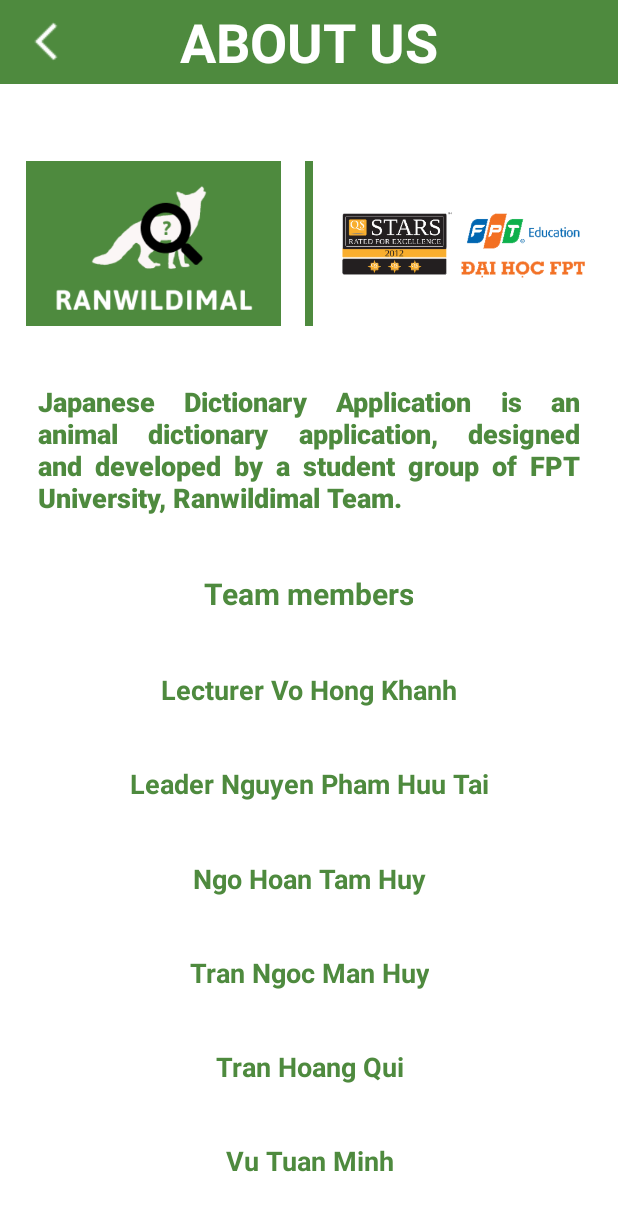
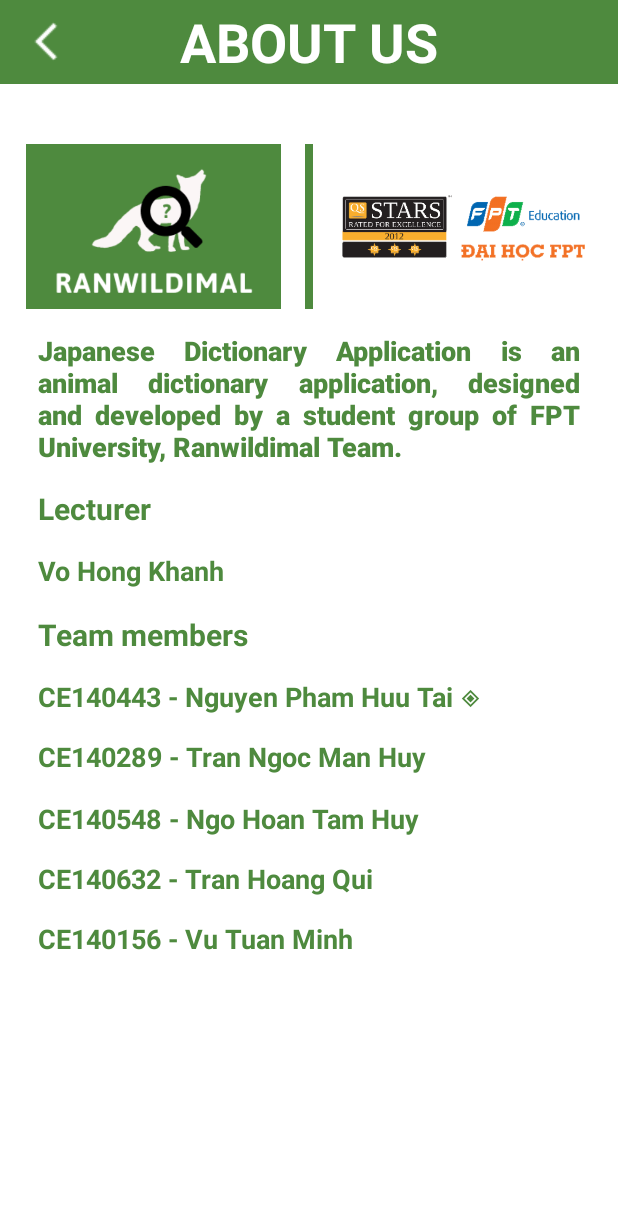
Before and after one commit to vutuanminh81/Ranwildimal, an Android app: the AbouUsActivity screen opened directly, with no data from a screen before it, on a phone screen of 412 x 824 dp. Shown: the top 1211 px of the screen. Run offline under Robolectric (Android 15) with nearby library versions, the phone set to English and light mode, and no system bars.

Commit message:
Update About, Report

```diff
--- a/app/src/main/res/layout/activity_about_us.xml
+++ b/app/src/main/res/layout/activity_about_us.xml
@@ -100,24 +100,40 @@
         android:textStyle="bold"
         app:layout_constraintBottom_toTopOf="@+id/view57"
         app:layout_constraintEnd_toEndOf="parent"
-        app:layout_constraintHorizontal_bias="0.491"
         app:layout_constraintStart_toStartOf="parent"
         app:layout_constraintTop_toBottomOf="@+id/view56" />
 
     <TextView
         android:id="@+id/textView7"
-        android:layout_width="wrap_content"
+        android:layout_width="match_parent"
         android:layout_height="wrap_content"
-        android:gravity="center"
+        android:gravity="start"
+        android:justificationMode="inter_word"
+        android:text="@string/lecturer"
+        android:textColor="@color/main_color"
+        android:textSize="@dimen/textsize_20"
+        android:textStyle="bold"
+        android:paddingLeft="25dp"
+        app:layout_constraintBottom_toTopOf="@+id/view58"
+        app:layout_constraintEnd_toEndOf="parent"
+        app:layout_constraintStart_toStartOf="parent"
+        app:layout_constraintTop_toBottomOf="@+id/view57" />
+
+    <TextView
+        android:id="@+id/textView22"
+        android:layout_width="match_parent"
+        android:layout_height="wrap_content"
+        android:gravity="start"
+        android:justificationMode="inter_word"
         android:text="@string/memebers"
         android:textColor="@color/main_color"
         android:textSize="@dimen/textsize_20"
         android:textStyle="bold"
-        app:layout_constraintBottom_toTopOf="@+id/view58"
+        android:paddingLeft="25dp"
+        app:layout_constraintBottom_toTopOf="@+id/view52"
         app:layout_constraintEnd_toEndOf="parent"
-        app:layout_constraintHorizontal_bias="0.498"
         app:layout_constraintStart_toStartOf="parent"
-        app:layout_constraintTop_toBottomOf="@+id/view57" />
+        app:layout_constraintTop_toBottomOf="@+id/view59" />
 
     <View
         android:id="@+id/view58"
@@ -125,18 +141,22 @@
         android:layout_height="15dp"
         app:layout_constraintBottom_toTopOf="@+id/textView8"
         app:layout_constraintEnd_toEndOf="parent"
+        app:layout_constraintHorizontal_bias="0.0"
         app:layout_constraintStart_toStartOf="parent"
         app:layout_constraintTop_toBottomOf="@+id/textView7" />
 
     <TextView
         android:id="@+id/textView8"
-        android:layout_width="wrap_content"
+        android:layout_width="match_parent"
         android:layout_height="wrap_content"
-        android:gravity="center"
+        android:layout_marginBottom="1dp"
+        android:gravity="start"
+        android:justificationMode="inter_word"
         android:text="@string/memeber_1"
         android:textColor="@color/main_color"
         android:textSize="@dimen/textsize_18"
         android:textStyle="bold"
+        android:paddingLeft="25dp"
         app:layout_constraintBottom_toTopOf="@+id/view59"
         app:layout_constraintEnd_toEndOf="parent"
         app:layout_constraintStart_toStartOf="parent"
@@ -146,24 +166,27 @@
         android:id="@+id/view59"
         android:layout_width="wrap_content"
         android:layout_height="15dp"
-        app:layout_constraintBottom_toTopOf="@+id/textView10"
+        app:layout_constraintBottom_toTopOf="@+id/textView22"
         app:layout_constraintEnd_toEndOf="parent"
+        app:layout_constraintHorizontal_bias="0.0"
         app:layout_constraintStart_toStartOf="parent"
         app:layout_constraintTop_toBottomOf="@+id/textView8" />
 
     <TextView
         android:id="@+id/textView10"
-        android:layout_width="wrap_content"
+        android:layout_width="match_parent"
         android:layout_height="wrap_content"
-        android:gravity="center"
+        android:gravity="start"
+        android:justificationMode="inter_word"
         android:text="@string/memeber_2"
         android:textColor="@color/main_color"
         android:textSize="@dimen/textsize_18"
         android:textStyle="bold"
+        android:paddingLeft="25dp"
         app:layout_constraintBottom_toTopOf="@+id/view61"
         app:layout_constraintEnd_toEndOf="parent"
         app:layout_constraintStart_toStartOf="parent"
-        app:layout_constraintTop_toBottomOf="@+id/view59" />
+        app:layout_constraintTop_toBottomOf="@+id/view52" />
 
     <View
         android:id="@+id/view61"
@@ -171,18 +194,31 @@
         android:layout_height="15dp"
         app:layout_constraintBottom_toTopOf="@+id/textView13"
         app:layout_constraintEnd_toEndOf="parent"
+        app:layout_constraintHorizontal_bias="0.0"
         app:layout_constraintStart_toStartOf="parent"
         app:layout_constraintTop_toBottomOf="@+id/textView10" />
 
+    <View
+        android:id="@+id/view52"
+        android:layout_width="wrap_content"
+        android:layout_height="15dp"
+        app:layout_constraintBottom_toTopOf="@+id/textView10"
+        app:layout_constraintEnd_toEndOf="parent"
+        app:layout_constraintHorizontal_bias="0.0"
+        app:layout_constraintStart_toStartOf="parent"
+        app:layout_constraintTop_toBottomOf="@+id/textView22" />
+
     <TextView
         android:id="@+id/textView13"
-        android:layout_width="wrap_content"
+        android:layout_width="match_parent"
         android:layout_height="wrap_content"
-        android:gravity="center"
+        android:gravity="start"
+        android:justificationMode="inter_word"
         android:text="@string/memeber_3"
         android:textColor="@color/main_color"
         android:textSize="@dimen/textsize_18"
         android:textStyle="bold"
+        android:paddingLeft="25dp"
         app:layout_constraintBottom_toTopOf="@+id/view62"
         app:layout_constraintEnd_toEndOf="parent"
         app:layout_constraintStart_toStartOf="parent"
@@ -192,20 +228,24 @@
         android:id="@+id/view62"
         android:layout_width="wrap_content"
         android:layout_height="15dp"
+        android:layout_marginBottom="1dp"
         app:layout_constraintBottom_toTopOf="@+id/textView17"
         app:layout_constraintEnd_toEndOf="parent"
+        app:layout_constraintHorizontal_bias="0.0"
         app:layout_constraintStart_toStartOf="parent"
         app:layout_constraintTop_toBottomOf="@+id/textView13" />
 
     <TextView
         android:id="@+id/textView17"
-        android:layout_width="wrap_content"
+        android:layout_width="match_parent"
         android:layout_height="wrap_content"
-        android:gravity="center"
+        android:gravity="start"
+        android:justificationMode="inter_word"
         android:text="@string/memeber_4"
         android:textColor="@color/main_color"
         android:textSize="@dimen/textsize_18"
         android:textStyle="bold"
+        android:paddingLeft="25dp"
         app:layout_constraintBottom_toTopOf="@+id/view63"
         app:layout_constraintEnd_toEndOf="parent"
         app:layout_constraintStart_toStartOf="parent"
@@ -217,45 +257,41 @@
         android:layout_height="15dp"
         app:layout_constraintBottom_toTopOf="@+id/textView18"
         app:layout_constraintEnd_toEndOf="parent"
+        app:layout_constraintHorizontal_bias="0.0"
         app:layout_constraintStart_toStartOf="parent"
         app:layout_constraintTop_toBottomOf="@+id/textView17" />
 
-    <View
-        android:id="@+id/view64"
-        android:layout_width="wrap_content"
-        android:layout_height="15dp"
-        app:layout_constraintBottom_toTopOf="@+id/textView19"
-        app:layout_constraintEnd_toEndOf="parent"
-        app:layout_constraintStart_toStartOf="parent"
-        app:layout_constraintTop_toBottomOf="@+id/textView18" />
-
     <TextView
         android:id="@+id/textView18"
-        android:layout_width="wrap_content"
+        android:layout_width="match_parent"
         android:layout_height="wrap_content"
-        android:gravity="center"
+        android:gravity="start"
+        android:justificationMode="inter_word"
         android:text="@string/memeber_5"
         android:textColor="@color/main_color"
         android:textSize="@dimen/textsize_18"
         android:textStyle="bold"
-        app:layout_constraintBottom_toTopOf="@+id/view64"
+        android:paddingLeft="25dp"
+        app:layout_constraintBottom_toTopOf="@+id/view53"
         app:layout_constraintEnd_toEndOf="parent"
         app:layout_constraintStart_toStartOf="parent"
         app:layout_constraintTop_toBottomOf="@+id/view63" />
 
     <TextView
         android:id="@+id/textView19"
-        android:layout_width="wrap_content"
+        android:layout_width="match_parent"
         android:layout_height="wrap_content"
-        android:gravity="center"
+        android:gravity="start"
+        android:justificationMode="inter_word"
         android:text="@string/memeber_6"
         android:textColor="@color/main_color"
         android:textSize="@dimen/textsize_18"
         android:textStyle="bold"
+        android:paddingLeft="25dp"
         app:layout_constraintBottom_toTopOf="@+id/view65"
         app:layout_constraintEnd_toEndOf="parent"
         app:layout_constraintStart_toStartOf="parent"
-        app:layout_constraintTop_toBottomOf="@+id/view64" />
+        app:layout_constraintTop_toBottomOf="@+id/view53" />
 
     <View
         android:id="@+id/view57"
@@ -269,12 +305,22 @@
     <View
         android:id="@+id/view65"
         android:layout_width="match_parent"
+        android:layout_height="0dp"
+        app:layout_constraintBottom_toBottomOf="parent"
+        app:layout_constraintEnd_toEndOf="parent"
+        app:layout_constraintHorizontal_bias="1.0"
+        app:layout_constraintStart_toStartOf="parent"
+        app:layout_constraintTop_toBottomOf="@+id/textView19" />
+
+    <View
+        android:id="@+id/view53"
+        android:layout_width="match_parent"
         android:layout_height="15dp"
-        app:layout_constraintBottom_toBottomOf="parent"
+        app:layout_constraintBottom_toTopOf="@+id/textView19"
         app:layout_constraintEnd_toEndOf="parent"
         app:layout_constraintHorizontal_bias="0.0"
         app:layout_constraintStart_toStartOf="parent"
-        app:layout_constraintTop_toBottomOf="@+id/textView19" />
+        app:layout_constraintTop_toBottomOf="@+id/textView18" />
 
 
 </androidx.constraintlayout.widget.ConstraintLayout>
--- a/app/src/main/res/layout/activity_my_encounter.xml
+++ b/app/src/main/res/layout/activity_my_encounter.xml
@@ -112,6 +112,7 @@
       android:id="@+id/encounter_list"
       android:layout_width="match_parent"
       android:layout_height="0dp"
+      android:paddingLeft="20dp"
       app:layout_constraintBottom_toTopOf="@+id/id_Encounter_Guideline"
       app:layout_constraintEnd_toEndOf="parent"
       app:layout_constraintHorizontal_bias="0.0"
--- a/app/src/main/res/values/strings.xml
+++ b/app/src/main/res/values/strings.xml
@@ -28,14 +28,19 @@
     <string name="how_to_use">HOW TO USE</string>
     <string name="camera_title">Camera</string>
     <string name="gallery">Gallery</string>
+    <string name="animal_name">Animal Name</string>
+    <string name="report_1">This animal is</string>
+    <string name="report_2">What do you think this animal is?</string>
+    <string name="report_3">Can you give us more information</string>
     <string name="about_content_1">Japanese Dictionary Application is an animal dictionary application, designed and developed by a student group of FPT University, Ranwildimal Team.</string>
     <string name="memebers">Team members</string>
-    <string name="memeber_1">Lecturer Vo Hong Khanh</string>
-    <string name="memeber_2">Leader Nguyen Pham Huu Tai</string>
-    <string name="memeber_3">Ngo Hoan Tam Huy</string>
-    <string name="memeber_4">Tran Ngoc Man Huy</string>
-    <string name="memeber_5">Tran Hoang Qui</string>
-    <string name="memeber_6">Vu Tuan Minh</string>
+    <string name="lecturer">Lecturer</string>
+    <string name="memeber_1">Vo Hong Khanh</string>
+    <string name="memeber_2">CE140443 - Nguyen Pham Huu Tai ◈</string>
+    <string name="memeber_3">CE140289 - Tran Ngoc Man Huy</string>
+    <string name="memeber_4">CE140548 - Ngo Hoan Tam Huy</string>
+    <string name="memeber_5">CE140632 - Tran Hoang Qui</string>
+    <string name="memeber_6">CE140156 - Vu Tuan Minh</string>
     <string-array name="languages">
         <item>Vietnamese</item>
         <item>English</item>
```
Also changed, not shown: app/src/main/res/drawable/report_field.xml (added, +16 -0 lines), app/src/main/res/layout/activity_description.xml (+4 -3 lines), app/src/main/res/layout/activity_report.xml (+133 -103 lines), app/src/main/res/layout/activity_result_success.xml (+4 -42 lines), 236 other files.
